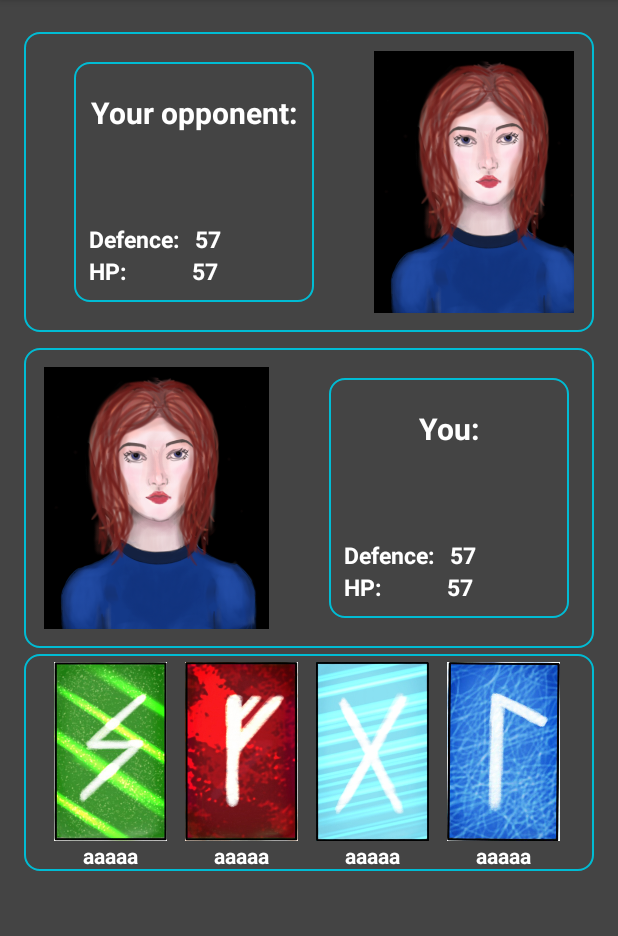
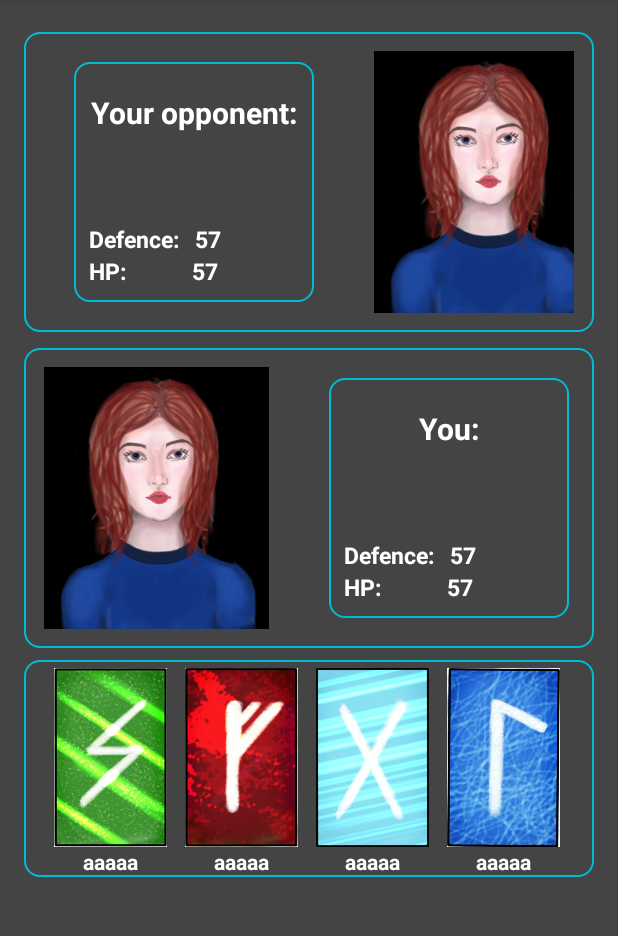
Before and after one commit to grgrbu/MageBattle, an Android app: the Duel screen opened directly, with no data from a screen before it, on a phone screen of 412 x 824 dp, the part 84-1020 px from its top. Run offline under Robolectric (Android 15) with nearby library versions, the phone set to English and light mode, and no system bars; our stand-ins replace Volley; network calls fail.

Commit message:
design duel mmm

```diff
--- a/app/src/main/res/layout/activity_duel.xml
+++ b/app/src/main/res/layout/activity_duel.xml
@@ -213,11 +213,11 @@
     <LinearLayout
         android:layout_width="match_parent"
         android:layout_height="wrap_content"
-        android:layout_marginTop="420dp"
+        android:layout_marginTop="424dp"
         android:background="@layout/activity_main_button"
         android:paddingHorizontal="20dp"
         app:layout_constraintTop_toTopOf="parent"
-        tools:layout_editor_absoluteX="30dp">
+        tools:layout_editor_absoluteX="29dp">
 
         <LinearLayout
             android:layout_width="wrap_content"
```
